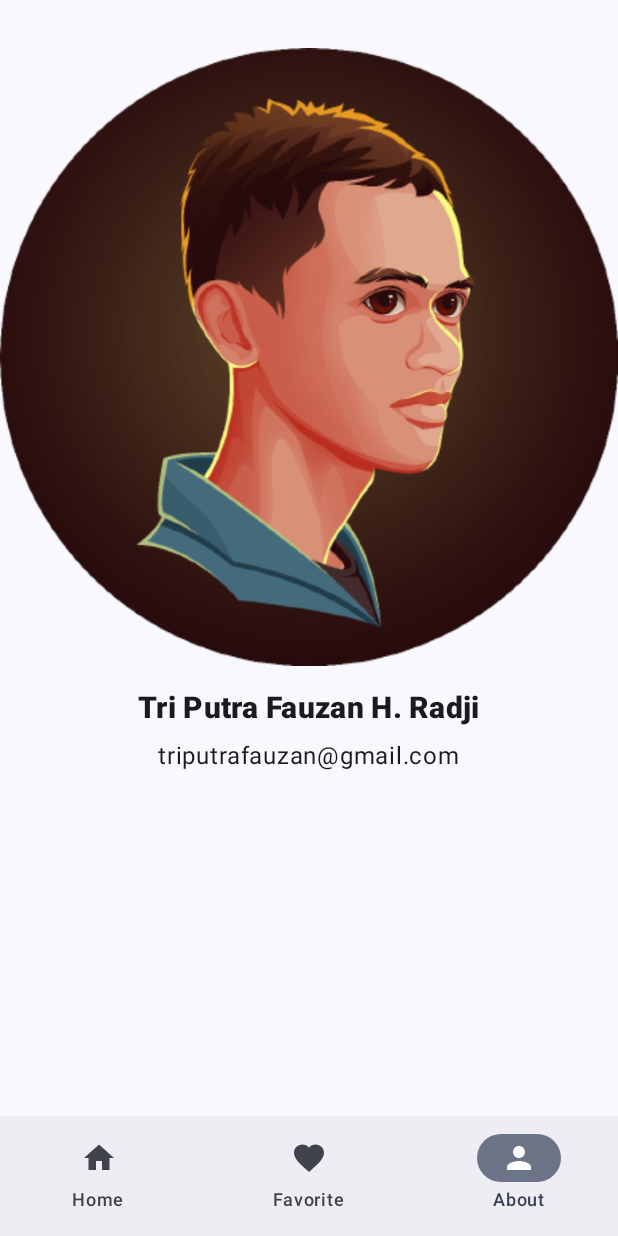
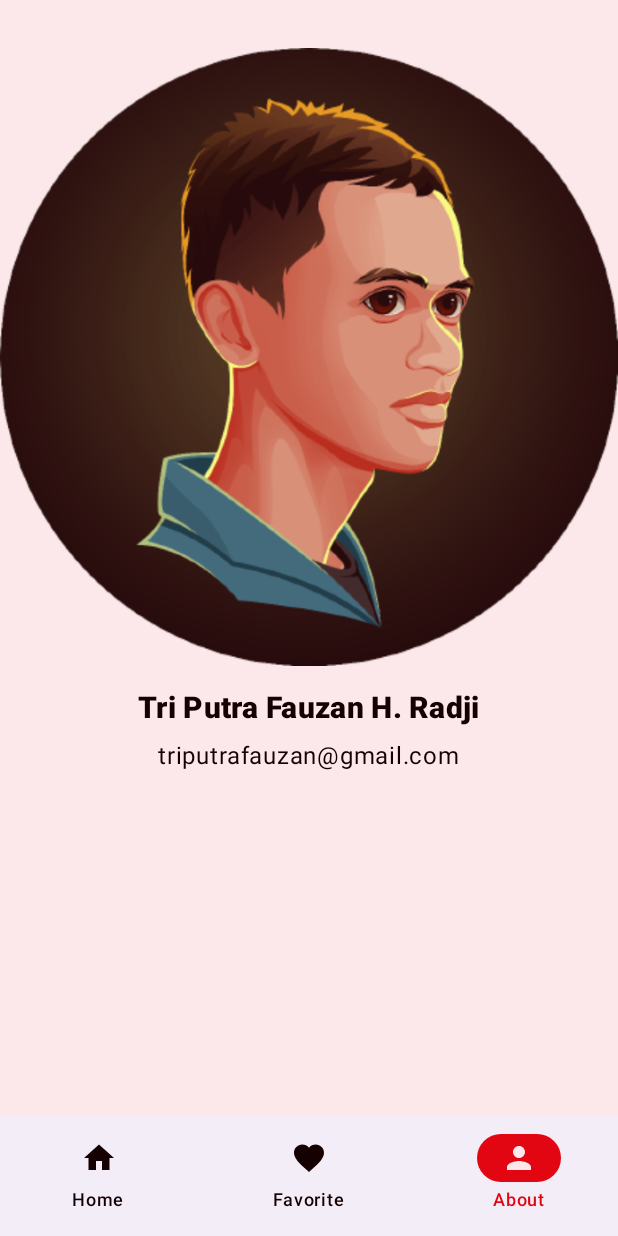
Before and after one commit to fauzan-radji/oshi-kita-compose, an Android app built with Jetpack Compose: the screen it shows after launch (MainActivity), item 3 of the bottom bar chosen, on a phone screen of 412 x 824 dp. Run offline under Robolectric (Android 15) with nearby library versions, the phone set to English and light mode, and no system bars; pictures from the network do not load.

Commit message:
feat: colors

```diff
--- a/app/src/main/java/com/fauzan/oshikita/MainApp.kt
+++ b/app/src/main/java/com/fauzan/oshikita/MainApp.kt
@@ -6,7 +6,6 @@ import androidx.compose.material.icons.filled.Favorite
 import androidx.compose.material.icons.filled.FavoriteBorder
 import androidx.compose.material.icons.filled.Home
 import androidx.compose.material.icons.filled.Person
-import androidx.compose.material3.ExperimentalMaterial3Api
 import androidx.compose.material3.FloatingActionButton
 import androidx.compose.material3.Icon
 import androidx.compose.material3.Scaffold
@@ -37,7 +36,6 @@ import com.fauzan.oshikita.ui.screen.favorite.FavoriteViewModel
 import com.fauzan.oshikita.ui.screen.home.HomeScreen
 import com.fauzan.oshikita.ui.screen.home.HomeViewModel
 
-@OptIn(ExperimentalMaterial3Api::class)
 @Composable
 fun MainApp(
     modifier: Modifier = Modifier,
@@ -97,6 +95,7 @@ fun MainApp(
         val navigateToDetail = { id: Int ->
             navController.navigate(Screen.Detail.createRoute(id))
         }
+
         NavHost(
             navController = navController,
             startDestination = Screen.Home.route,
--- a/app/src/main/java/com/fauzan/oshikita/data/FakeDataSource.kt
+++ b/app/src/main/java/com/fauzan/oshikita/data/FakeDataSource.kt
@@ -75,8 +75,26 @@ object FakeDataSource {
             photoUrl = "https://jkt48.com/profile/cornelia_vanisa.jpg?v=20230116",
             isOshi = true
         ),
-        // Ola
-        // Feni
+        Member(
+            id = 8,
+            name = "Febriola Sinambela",
+            nicknames = listOf("Olla", "Olla JKT48", "Chef Olla"),
+            fanbase = "Oracle (Olla The Miracle)",
+            generation = 7,
+            jiko = "Dengan keajaibanku aku akan selalu membuat kalian tertawa, halo semuanya aku Olla",
+            description = "Febriola Sinambela (lahir 26 Februari 2005), juga dikenal sebagai Olla JKT48, adalah salah seorang penyanyi Indonesia dan anggota JKT48 yang berasal dari Jakarta, Indonesia. Olla merupakan anggota JKT48 generasi ketujuh yang diperkenalkan pada 2018.",
+            photoUrl = "https://jkt48.com/profile/febriola_sinambela.jpg?v=20230116"
+        ),
+        Member(
+            id = 9,
+            name = "Feni Fitriyanti",
+            nicknames = listOf("Feni", "Mpen"),
+            fanbase = "Fenidelity",
+            generation = 3,
+            jiko = "Matahari yang indah, yang akan memberikan kehangatan di setiap harinya. Halo Aku Feni!",
+            description = "Feni Fitriyanti (lahir 16 Januari 1999) juga dikenal sebagai Feni JKT48 adalah salah seorang penyanyi Indonesia dan anggota grup idola JKT48 generasi ketiga. Feni juga dulunya merangkap sebagai anggota sub-unit 4 Gulali. Ia sangat terkenal dengan sikap ceria dan imut, tetapi penuh energi dan berkarisma di atas panggung. Rambut Feni yang diwarnai blonde saat ini menjadi ciri khasnya karena sangat mencolok di antara rambut anggota JKT48 lainnya. Saat ini Feni, tergabung dengan JKT48 New Era sebagai salah satu senior kebanggaan JKT48.",
+            photoUrl = "https://jkt48.com/profile/feni_fitriyanti.jpg?v=20230116"
+        ),
         Member(
             id = 10,
             name = "Fiony Alveria Tantri",
@@ -87,7 +105,17 @@ object FakeDataSource {
             description = "Fiony Alveria Tantri (lahir 4 Februari 2002), juga dikenal sebagai Fiony JKT48, adalah seorang penyanyi Indonesia dan anggota grup idola JKT48. Ia dikenal juga sebagai salah satu pelawak di JKT48 dikarenakan sifatnya. Ia juga terkenal dengan trio ubur-ubur bersama Zee dan Christy. Trio ini terkenal akan ilmu \"filsuf\" atau pertanyaan yang tak bisa dijawab dan random. Ia juga dijuluki random sebab tingkah lakunya yang tak masuk akal. Ia dan Freya sering dijuluki duo F. Ia dan Freya sering melakukan hal-hal lucu dan kocak. Diketahui, Ia kuliah di salah satu universitas di Jakarta dengan jurusan Desain Komunikasi Visual. Ia merupakan anggota generasi kedelapan JKT48 yang diperkenalkan pada 27 April 2019. Walaupun ia adalah gen kedelapan, ia sering disebut gen 7,5 sebab dekat dan menjadi salah satu center di formasi JKT48 New Era.",
             photoUrl = "https://jkt48.com/profile/fiony_alveria.jpg?v=20230116"
         ),
-        // Flora
+        Member(
+            id = 11,
+            name = "Flora Shafiqa",
+            nicknames = listOf("Flora"),
+            fanbase = "FloRisen",
+            generation = 8,
+            jiko = "Ada yang mau ikut aku? Ayo ikut ke dunia Flora, simsalabim akan ku buat kamu, jadi berbunga-bunga. Halo, aku Flora!",
+            description = "Flora Shafiqa (lahir di Tangerang, 4 April 2005) yang biasa dipanggil Flora (juga dikenal sebagai Flora JKT48 (selama menjadi anggota JKT48) adalah salah seorang penyanyi Indonesia dan anggota JKT48 yang berasal dari Jakarta, Indonesia. Flora merupakan anggota JKT48 generasi kedelapan yang diperkenalkan pada 27 April 2019.",
+            photoUrl = "https://jkt48.com/profile/flora_shafiq.jpg?v=20230116",
+            isOshi = true
+        ),
         Member(
             id = 12,
             name = "Raden Roro Freyanashifa Jayawardana",
--- a/app/src/main/java/com/fauzan/oshikita/navigation/Screen.kt
+++ b/app/src/main/java/com/fauzan/oshikita/navigation/Screen.kt
@@ -2,7 +2,7 @@ package com.fauzan.oshikita.navigation
 
 sealed class Screen(val route: String) {
     object Home: Screen("home")
-        object Detail: Screen("detail/{${NavArg.MEMBER_ID.key}}") {
+    object Detail: Screen("detail/{${NavArg.MEMBER_ID.key}}") {
         fun createRoute(id: Int) = "detail/$id"
     }
     object Favorite: Screen("favorite")
--- a/app/src/main/java/com/fauzan/oshikita/ui/component/BottomBar.kt
+++ b/app/src/main/java/com/fauzan/oshikita/ui/component/BottomBar.kt
@@ -1,8 +1,10 @@
 package com.fauzan.oshikita.ui.component
 
 import androidx.compose.material3.Icon
+import androidx.compose.material3.MaterialTheme
 import androidx.compose.material3.NavigationBar
 import androidx.compose.material3.NavigationBarItem
+import androidx.compose.material3.NavigationBarItemDefaults
 import androidx.compose.material3.Text
 import androidx.compose.runtime.Composable
 import androidx.compose.runtime.getValue
@@ -44,7 +46,14 @@ fun BottomBar(
                 },
                 label = {
                     Text(text = item.title)
-                }
+                },
+                colors = NavigationBarItemDefaults.colors(
+                    selectedIconColor = MaterialTheme.colorScheme.onPrimary,
+                    selectedTextColor = MaterialTheme.colorScheme.primary,
+                    unselectedIconColor = MaterialTheme.colorScheme.onBackground,
+                    unselectedTextColor = MaterialTheme.colorScheme.onBackground,
+                    indicatorColor = MaterialTheme.colorScheme.primary
+                )
             )
         }
     }
--- a/app/src/main/java/com/fauzan/oshikita/ui/component/MemberCard.kt
+++ b/app/src/main/java/com/fauzan/oshikita/ui/component/MemberCard.kt
@@ -9,9 +9,10 @@ import androidx.compose.material.icons.Icons
 import androidx.compose.material.icons.filled.Favorite
 import androidx.compose.material.icons.filled.FavoriteBorder
 import androidx.compose.material3.Button
+import androidx.compose.material3.Card
+import androidx.compose.material3.CardDefaults
 import androidx.compose.material3.Icon
 import androidx.compose.material3.MaterialTheme
-import androidx.compose.material3.OutlinedCard
 import androidx.compose.material3.Text
 import androidx.compose.runtime.Composable
 import androidx.compose.runtime.getValue
@@ -44,7 +45,10 @@ fun MemberCard(
     var isFavorite by remember { mutableStateOf(isOshi) }
 
     val padding = 16.dp
-    OutlinedCard(
+    Card(
+        colors = CardDefaults.cardColors(
+            containerColor = MaterialTheme.colorScheme.surface,
+        ),
         modifier = modifier
     ) {
         AsyncImage(
@@ -57,6 +61,7 @@ fun MemberCard(
                 .clip(Shapes.medium)
                 .padding(bottom = padding)
         )
+
         Text(
             text = name,
             maxLines = 1,
@@ -75,7 +80,7 @@ fun MemberCard(
                 generation
             ),
             style = MaterialTheme.typography.titleSmall,
-            color = MaterialTheme.colorScheme.secondary,
+            color = MaterialTheme.colorScheme.primary,
             modifier = Modifier
                 .padding(horizontal = padding)
         )
--- a/app/src/main/java/com/fauzan/oshikita/ui/component/MemberGrid.kt
+++ b/app/src/main/java/com/fauzan/oshikita/ui/component/MemberGrid.kt
@@ -49,9 +49,7 @@ fun MemberGrid(
                     generation = member.generation,
                     isOshi = member.isOshi,
                     addToOshi = addToOshi,
-                    modifier = Modifier.clickable {
-                        navigateToDetail(member.id)
-                    }
+                    modifier = Modifier.clickable{ navigateToDetail(member.id) }
                 )
             }
         }
--- a/app/src/main/java/com/fauzan/oshikita/ui/screen/detail/DetailScreen.kt
+++ b/app/src/main/java/com/fauzan/oshikita/ui/screen/detail/DetailScreen.kt
@@ -1,6 +1,5 @@
 package com.fauzan.oshikita.ui.screen.detail
 
-import androidx.compose.foundation.border
 import androidx.compose.foundation.layout.Column
 import androidx.compose.foundation.layout.Row
 import androidx.compose.foundation.layout.Spacer
@@ -18,9 +17,11 @@ import androidx.compose.runtime.collectAsState
 import androidx.compose.runtime.getValue
 import androidx.compose.ui.Modifier
 import androidx.compose.ui.draw.clip
+import androidx.compose.ui.graphics.Color
 import androidx.compose.ui.layout.ContentScale
 import androidx.compose.ui.res.pluralStringResource
 import androidx.compose.ui.res.stringResource
+import androidx.compose.ui.text.TextStyle
 import androidx.compose.ui.text.font.FontStyle
 import androidx.compose.ui.text.font.FontWeight
 import androidx.compose.ui.text.style.TextAlign
@@ -68,10 +69,6 @@ fun DetailContent(
     photoUrl: String,
     modifier: Modifier = Modifier,
 ) {
-    val textStyle = MaterialTheme.typography.titleMedium.copy(
-        fontWeight = FontWeight.Bold
-    )
-
     Column(
         modifier = modifier
             .fillMaxSize()
@@ -100,36 +97,22 @@ fun DetailContent(
                     .weight(1f)
                     .aspectRatio(2f / 3f)
                     .clip(shape = MaterialTheme.shapes.medium)
-                    .border(
-                        width = 1.dp,
-                        color = MaterialTheme.colorScheme.onSurface,
-                        shape = MaterialTheme.shapes.medium
-                    )
             )
 
             Spacer(modifier = Modifier.size(16.dp))
 
             Column(modifier = Modifier.weight(1f)) {
-                Text(
-                    text = stringResource(R.string.full_name),
-                    style = textStyle
-                )
+                Title(text = stringResource(R.string.full_name))
                 Text(text = name)
 
                 Spacer(modifier = Modifier.size(16.dp))
 
-                Text(
-                    text = stringResource(R.string.nickname),
-                    style = textStyle
-                )
+                Title(text = stringResource(R.string.nickname))
                 Text(text = nicknames.joinToString(", "))
 
                 Spacer(modifier = Modifier.size(16.dp))
 
-                Text(
-                    text = stringResource(R.string.fanbase),
-                    style = textStyle
-                )
+                Title(text = stringResource(R.string.fanbase))
                 Text(text = fanbase)
             }
         }
@@ -143,8 +126,28 @@ fun DetailContent(
             modifier = Modifier.fillMaxWidth()
         )
         Spacer(modifier = Modifier.size(16.dp))
-        Text(description)
+        Text(
+            text = description,
+            modifier = modifier.padding(bottom = 64.dp)
+        )
     }
+}
+
+@Composable
+fun Title(
+    text: String,
+    modifier: Modifier = Modifier,
+    style: TextStyle = MaterialTheme.typography.titleMedium.copy(
+        fontWeight = FontWeight.Bold
+    ),
+    color: Color = MaterialTheme.colorScheme.primary,
+) {
+    Text(
+        text = text,
+        color = color,
+        style = style,
+        modifier = modifier
+    )
 }
 
 @Preview(showBackground = true, device = Devices.PIXEL_4, showSystemUi = true)
--- a/app/src/main/java/com/fauzan/oshikita/ui/theme/Color.kt
+++ b/app/src/main/java/com/fauzan/oshikita/ui/theme/Color.kt
@@ -2,10 +2,7 @@ package com.fauzan.oshikita.ui.theme
 
 import androidx.compose.ui.graphics.Color
 
-val Purple80 = Color(0xFFD0BCFF)
-val PurpleGrey80 = Color(0xFFCCC2DC)
-val Pink80 = Color(0xFFEFB8C8)
-
-val Purple40 = Color(0xFF6650a4)
-val PurpleGrey40 = Color(0xFF625b71)
-val Pink40 = Color(0xFF7D5260)
+val Red = Color(0xFFE20613)
+val AlphaRed = Color(0x22E20613)
+val White = Color(0xFFFCE8EA)
+val Black = Color(0xFF150102)
--- a/app/src/main/java/com/fauzan/oshikita/ui/theme/Theme.kt
+++ b/app/src/main/java/com/fauzan/oshikita/ui/theme/Theme.kt
@@ -16,15 +16,43 @@ import androidx.compose.ui.platform.LocalView
 import androidx.core.view.WindowCompat
 
 private val DarkColorScheme = darkColorScheme(
-    primary = Purple80,
-    secondary = PurpleGrey80,
-    tertiary = Pink80
+    primary = Red,
+    onPrimary = White,
+
+    secondary = Red,
+    onSecondary = White,
+
+    tertiary = Red,
+    onTertiary = White,
+
+    surface = AlphaRed,
+    onSurface = White,
+
+    primaryContainer = Red,
+    onPrimaryContainer = White,
+
+    background = Black,
+    onBackground = White,
 )
 
 private val LightColorScheme = lightColorScheme(
-    primary = Purple40,
-    secondary = PurpleGrey40,
-    tertiary = Pink40
+    primary = Red,
+    onPrimary = White,
+
+    secondary = Red,
+    onSecondary = White,
+
+    tertiary = Red,
+    onTertiary = White,
+
+    surface = AlphaRed,
+    onSurface = Black,
+
+    primaryContainer = Red,
+    onPrimaryContainer = White,
+
+    background = White,
+    onBackground = Black,
 
     /* Other default colors to override
     background = Color(0xFFFFFBFE),
@@ -41,7 +69,7 @@ private val LightColorScheme = lightColorScheme(
 fun OshiKitaTheme(
     darkTheme: Boolean = isSystemInDarkTheme(),
     // Dynamic color is available on Android 12+
-    dynamicColor: Boolean = true,
+    dynamicColor: Boolean = false,
     content: @Composable () -> Unit
 ) {
     val colorScheme = when {
```
